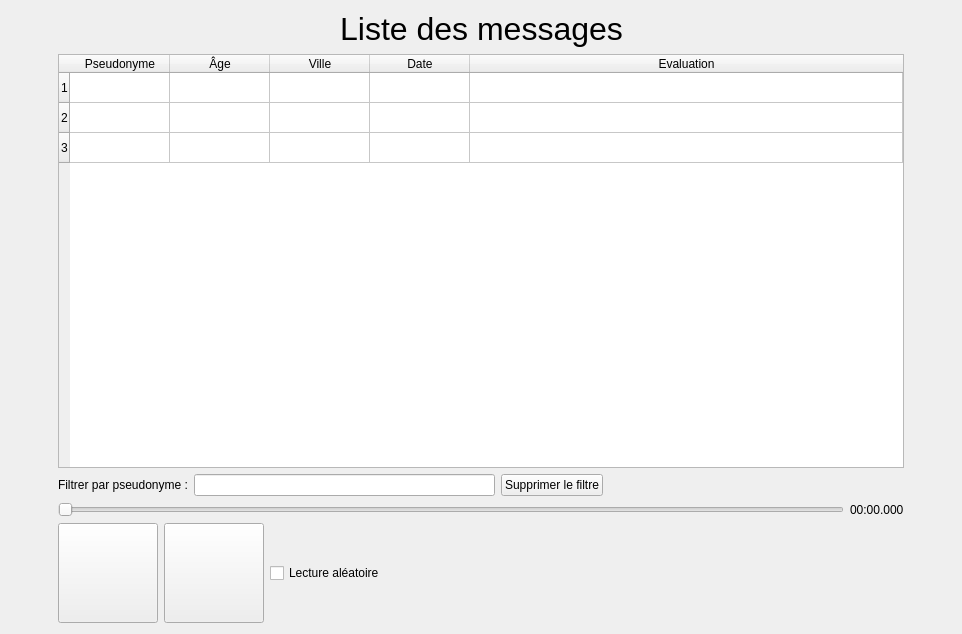
Qt form mainwindow.ui (max22-/loan) before a commit.
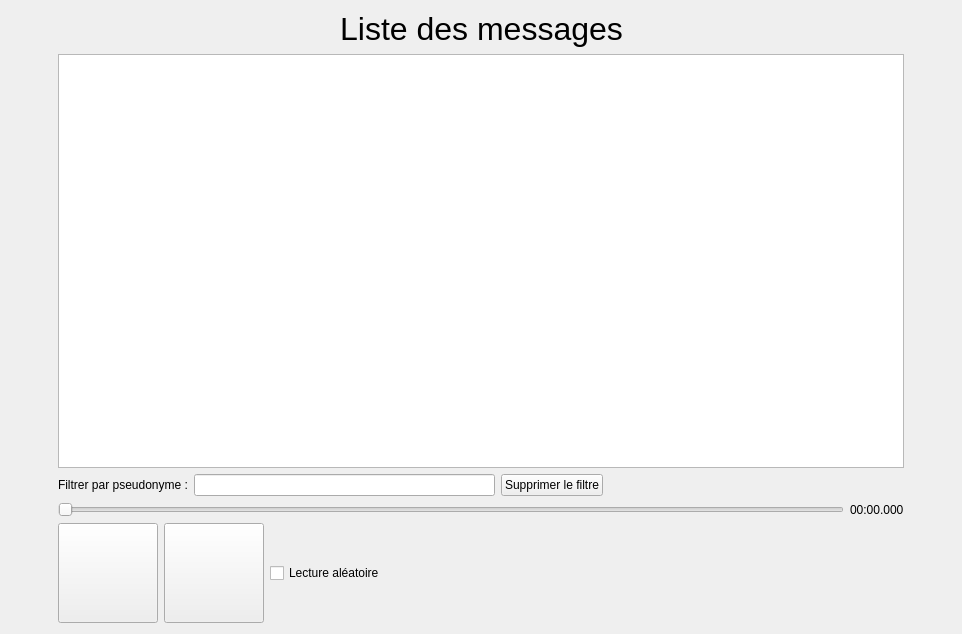
The same form after that commit. The open tabs and pages were chosen to show the change. Icons and pictures are not drawn.

Commit message: Remplacement du QTableWidget par un QTableView, et ajout d'un modèle de test qui n'affiche que des chiffres

What changed in the file:
```diff
--- a/mainwindow.ui
+++ b/mainwindow.ui
@@ -1314,63 +1314,7 @@
            </layout>
           </item>
           <item>
-           <widget class="QTableWidget" name="tableWidget">
-            <property name="selectionBehavior">
-             <enum>QAbstractItemView::SelectRows</enum>
-            </property>
-            <property name="showGrid">
-             <bool>true</bool>
-            </property>
-            <property name="rowCount">
-             <number>3</number>
-            </property>
-            <property name="columnCount">
-             <number>5</number>
-            </property>
-            <attribute name="horizontalHeaderCascadingSectionResizes">
-             <bool>false</bool>
-            </attribute>
-            <attribute name="horizontalHeaderDefaultSectionSize">
-             <number>100</number>
-            </attribute>
-            <attribute name="horizontalHeaderStretchLastSection">
-             <bool>true</bool>
-            </attribute>
-            <attribute name="verticalHeaderCascadingSectionResizes">
-             <bool>false</bool>
-            </attribute>
-            <attribute name="verticalHeaderStretchLastSection">
-             <bool>false</bool>
-            </attribute>
-            <row/>
-            <row/>
-            <row/>
-            <column>
-             <property name="text">
-              <string>Pseudonyme</string>
-             </property>
-            </column>
-            <column>
-             <property name="text">
-              <string>Âge</string>
-             </property>
-            </column>
-            <column>
-             <property name="text">
-              <string>Ville</string>
-             </property>
-            </column>
-            <column>
-             <property name="text">
-              <string>Date</string>
-             </property>
-            </column>
-            <column>
-             <property name="text">
-              <string>Evaluation</string>
-             </property>
-            </column>
-           </widget>
+           <widget class="QTableView" name="tableView"/>
           </item>
           <item>
            <layout class="QHBoxLayout" name="horizontalLayout_31">
```
Left out of the diff: 2 changed lines with no effect on the pictures. The commit also changes 5 other files.
